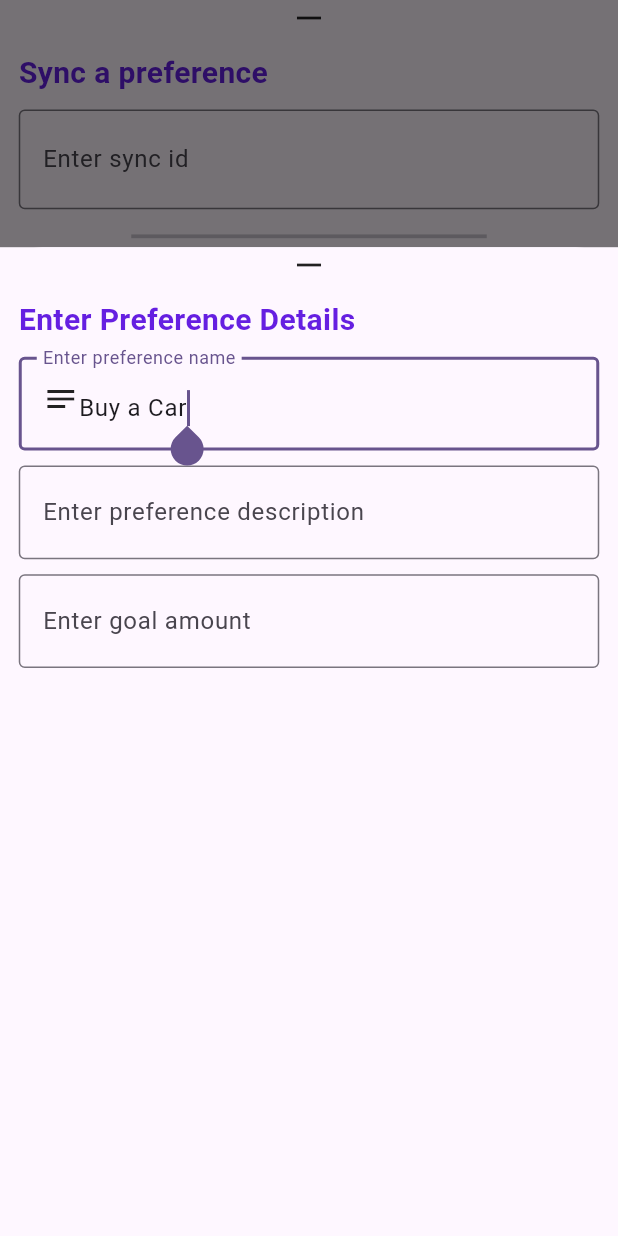
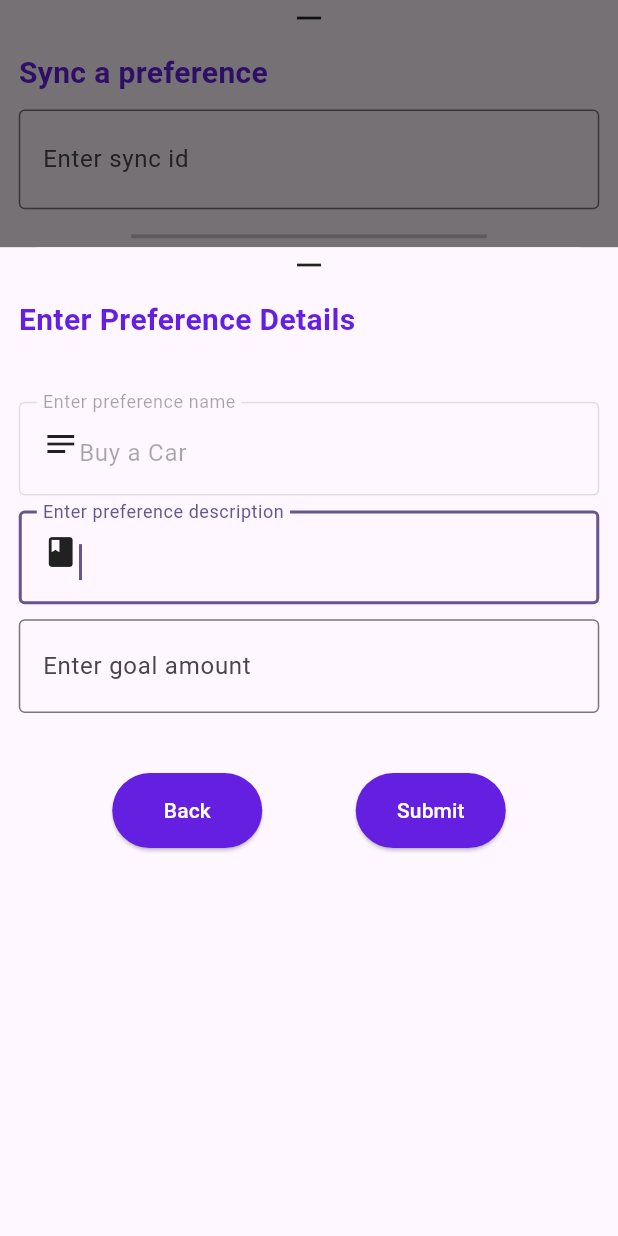
Before and after one commit to BishalK007/Dream-Tracker, a Flutter app: the SelectPreference screen opened directly, after a tap on "Buy a Car", on a phone screen of 412 x 824 dp. Run offline on Flutter 3.47's test engine with Material 2 defaults, Android fonts, the light colour scheme and no system bars; our stand-ins replace expandable_text, expansion_tile_card, firebase_auth, firebase_core, flutter_login, font_awesome_flutter; missing offline and left inert: hidable, introduction_slider; accounts and stored records are empty.

Commit message:
preference details page

```diff
--- a/lib/pages/preference_details_page.dart
+++ b/lib/pages/preference_details_page.dart
@@ -3,8 +3,10 @@
 import '../colors.dart';
 
 class PreferenceDetails extends StatefulWidget {
+  final int id;
   final String preference;
-  const PreferenceDetails({super.key, required this.preference});
+  const PreferenceDetails(
+      {super.key, required this.preference, required this.id});
 
   @override
   State<PreferenceDetails> createState() => _PreferenceDetailsState();
@@ -27,7 +29,7 @@
   @override
   void initState() {
     super.initState();
-    _nameController.text = widget.preference;
+    _nameController.text = (widget.id < 7) ? widget.preference : "";
   }
 
   @override
@@ -52,7 +54,7 @@
                     fontWeight: FontWeight.bold),
               ),
               const SizedBox(
-                height: 10,
+                height: 40,
               ),
               Form(
                   key: _formKey,
@@ -60,6 +62,7 @@
                     children: [
                       TextFormField(
                         autofocus: true,
+                        enabled: (widget.id < 7) ? false : true,
                         controller: _nameController,
                         decoration: const InputDecoration(
                           border: OutlineInputBorder(),
@@ -104,6 +107,35 @@
                           }
                           return null;
                         },
+                      ),
+                      const SizedBox(height: 40),
+                      Row(
+                        mainAxisAlignment: MainAxisAlignment.spaceEvenly,
+                        children: [
+                          ElevatedButton(
+                            style: ElevatedButton.styleFrom(
+                                backgroundColor: myPrimarySwatch,
+                                foregroundColor: Colors.white,
+                                shape: const StadiumBorder(),
+                                fixedSize: const Size(100, 50)),
+                            onPressed: () {
+                              Navigator.pop(context);
+                            },
+                            child: const Text("Back"),
+                          ),
+                          ElevatedButton(
+                            style: ElevatedButton.styleFrom(
+                                backgroundColor: myPrimarySwatch,
+                                foregroundColor: Colors.white,
+                                shape: const StadiumBorder(),
+                                fixedSize: const Size(100, 50)),
+                            onPressed: () {
+                              //todo submit
+                              if (_formKey.currentState!.validate()) {}
+                            },
+                            child: const Text("Submit"),
+                          )
+                        ],
                       )
                     ],
                   ))
--- a/lib/widgets/preference_cards.dart
+++ b/lib/widgets/preference_cards.dart
@@ -27,7 +27,10 @@
             context: context,
             builder: (context) => FractionallySizedBox(
               heightFactor: 0.8,
-              child: PreferenceDetails(preference: widget.name),
+              child: PreferenceDetails(
+                preference: widget.name,
+                id: widget.id,
+              ),
             ),
           );
         },
```
